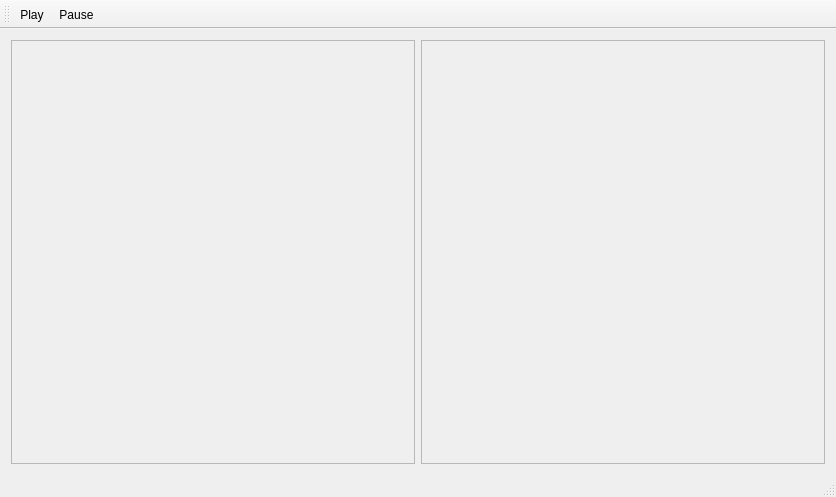
Qt form SickGUI/SickGUI.ui (NickTheWhale/SickCameraQt) before a commit.
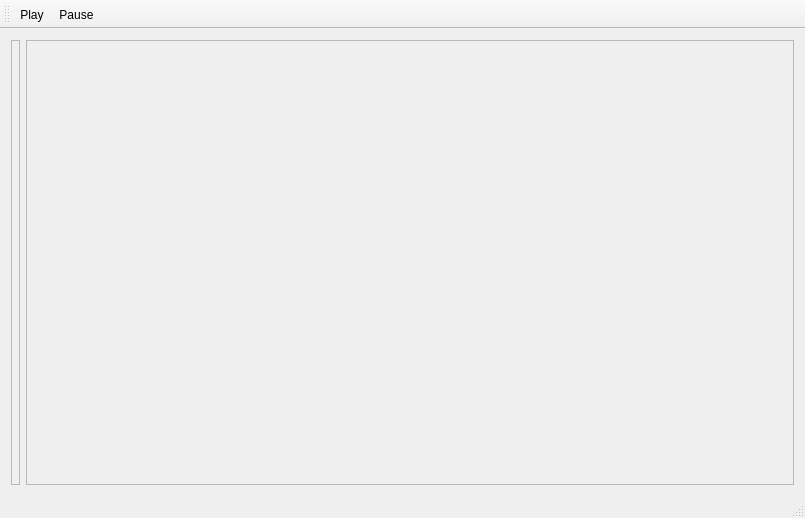
The same form after that commit. Icons and pictures are not drawn. Custom widgets are drawn as their Qt base class.

```diff
--- a/SickGUI/SickGUI.ui
+++ b/SickGUI/SickGUI.ui
@@ -6,8 +6,8 @@
    <rect>
     <x>0</x>
     <y>0</y>
-    <width>836</width>
-    <height>497</height>
+    <width>805</width>
+    <height>518</height>
    </rect>
   </property>
   <property name="windowTitle">
@@ -18,7 +18,7 @@
     <item row="0" column="0">
      <widget class="AspectRatioPixmapLabel" name="cameraView">
       <property name="sizePolicy">
-       <sizepolicy hsizetype="MinimumExpanding" vsizetype="MinimumExpanding">
+       <sizepolicy hsizetype="Preferred" vsizetype="Preferred">
         <horstretch>0</horstretch>
         <verstretch>0</verstretch>
        </sizepolicy>
@@ -53,8 +53,8 @@
       </property>
       <property name="minimumSize">
        <size>
-        <width>100</width>
-        <height>100</height>
+        <width>0</width>
+        <height>0</height>
        </size>
       </property>
       <property name="frameShape">
```
